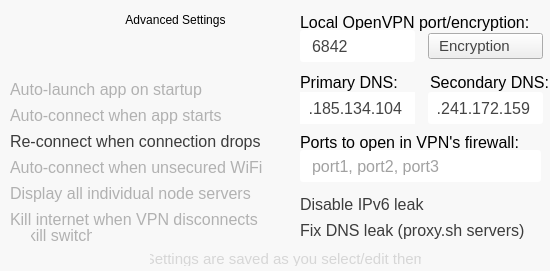
Old version of the form safejumper/scr_settings.ui in the repository proxysh/Safejumper-for-Desktop.
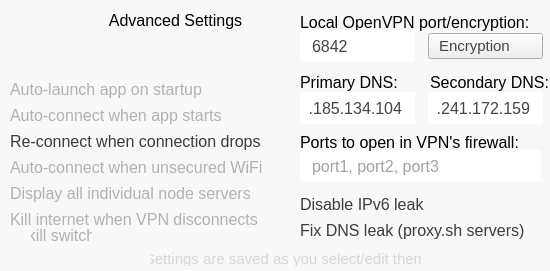
New version of the form. Icons and pictures are not drawn.

Commit message: use title for Advanced settings instead of button

Diff of the .ui file:
```diff
--- a/safejumper/scr_settings.ui
+++ b/safejumper/scr_settings.ui
@@ -1154,6 +1154,11 @@
       <height>20</height>
      </rect>
     </property>
+    <property name="font">
+     <font>
+      <pointsize>12</pointsize>
+     </font>
+    </property>
     <property name="layoutDirection">
      <enum>Qt::LeftToRight</enum>
     </property>
```
